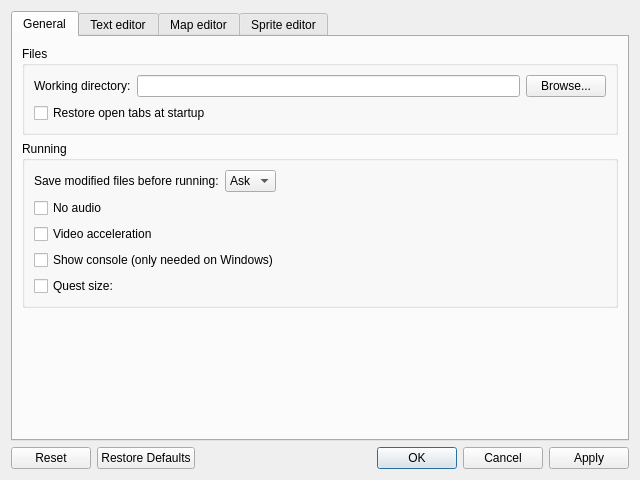
Above: src/widgets/settings_dialog.ui from solarus-games/solarus-quest-editor before the change. Below: the same form after it.
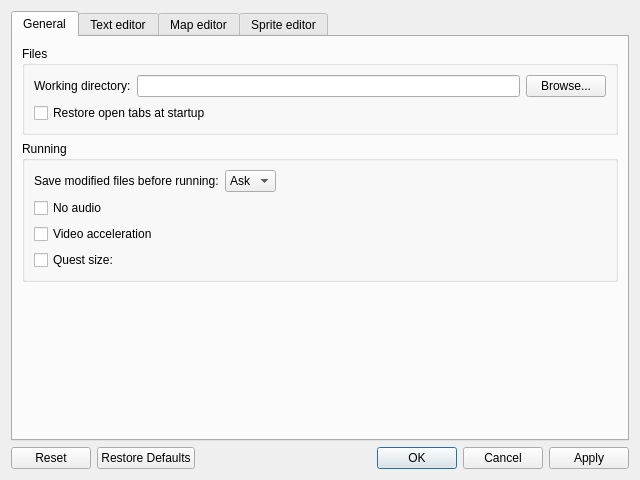
That is the form after the change. Custom widgets are drawn as their Qt base class.

Commit message:
Fix using settings from Solarus GUI library
Closes #148

What changed in the file:
```diff
--- a/src/widgets/settings_dialog.ui
+++ b/src/widgets/settings_dialog.ui
@@ -124,13 +124,6 @@
             </property>
            </widget>
           </item>
-          <item>
-           <widget class="QCheckBox" name="win_console_field">
-            <property name="text">
-             <string>Show console (only needed on Windows)</string>
-            </property>
-           </widget>
-          </item>
           <item>
            <layout class="QHBoxLayout" name="quest_size_layout">
             <item>
```
The commit also changes 4 other files.
